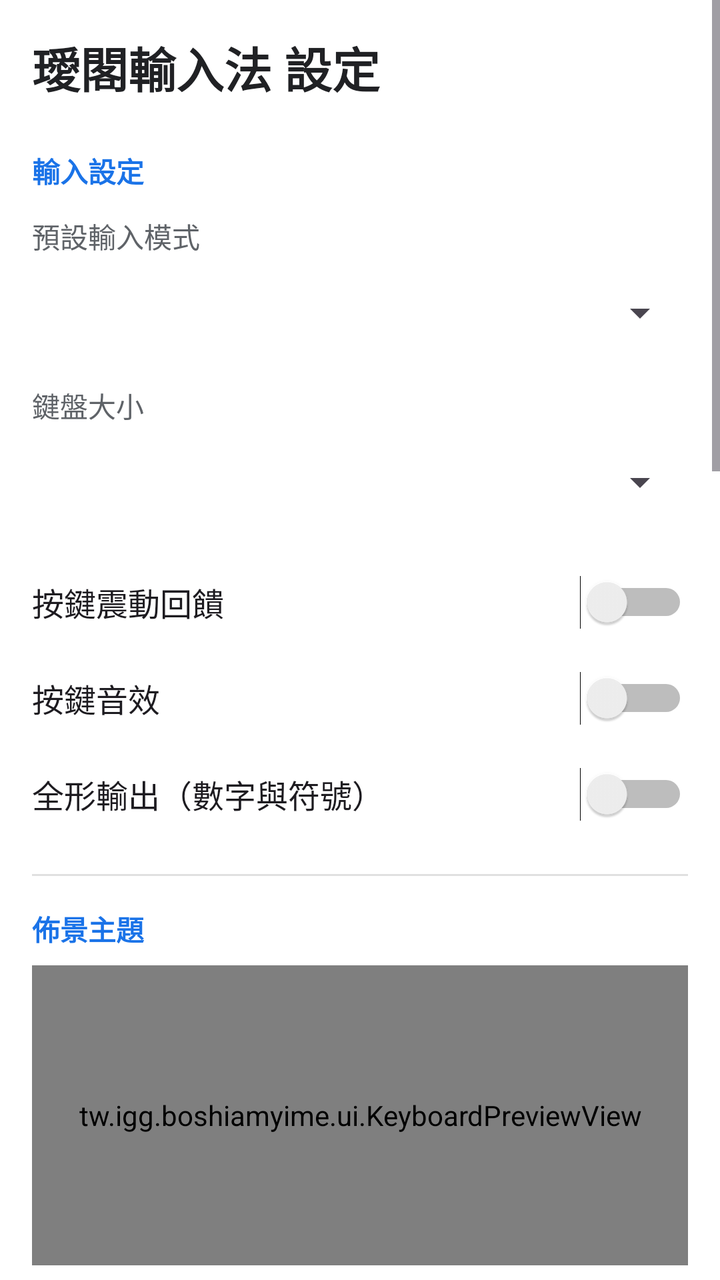
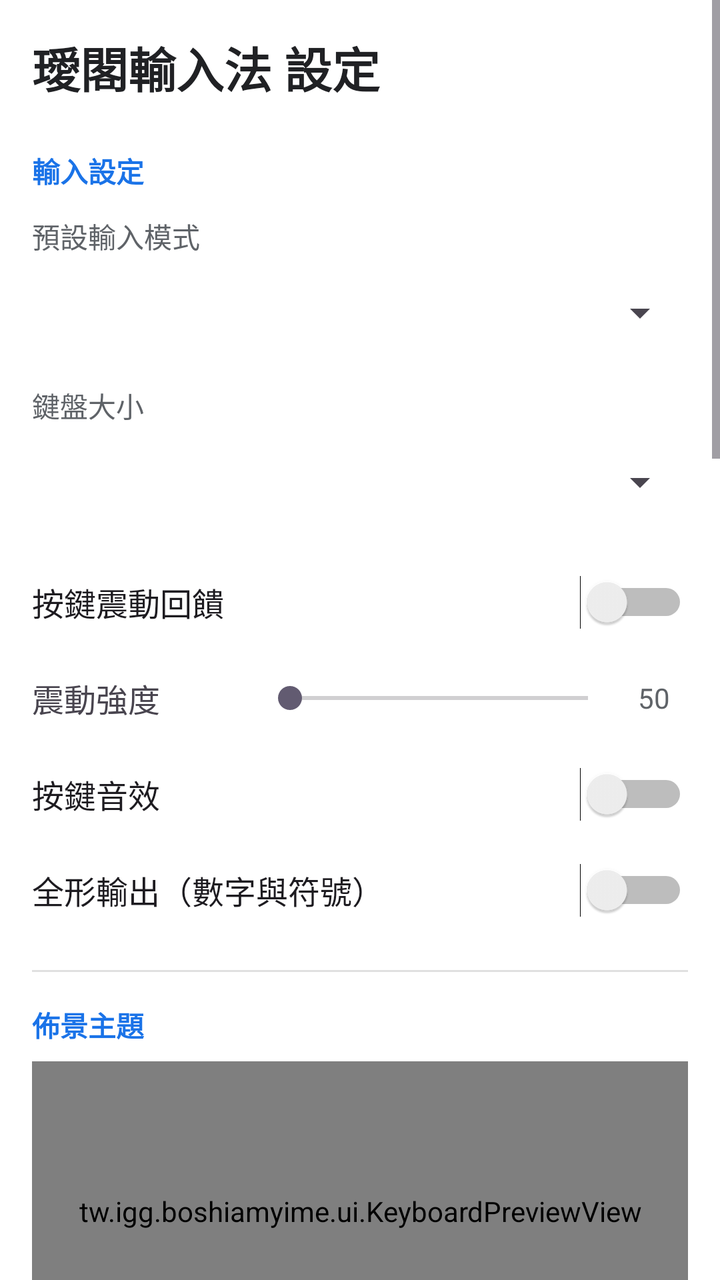

Two renders of the same Android screen: before a commit and after it. Below are the layout's source before the change and the commit's diff.
<!-- AndroidManifest.xml: activity theme Theme.BoshiamyIME -->
<!-- res/layout/activity_settings.xml -->
<?xml version="1.0" encoding="utf-8"?>
<ScrollView xmlns:android="http://schemas.android.com/apk/res/android"
    android:layout_width="match_parent"
    android:layout_height="match_parent"
    android:background="@android:color/white">

    <LinearLayout
        android:layout_width="match_parent"
        android:layout_height="wrap_content"
        android:orientation="vertical"
        android:padding="16dp">

        <TextView
            android:layout_width="wrap_content"
            android:layout_height="wrap_content"
            android:text="璦閣輸入法 設定"
            android:textSize="24sp"
            android:textStyle="bold"
            android:textColor="#202124"
            android:layout_marginBottom="24dp" />

        
        <TextView
            android:layout_width="wrap_content"
            android:layout_height="wrap_content"
            android:text="輸入設定"
            android:textSize="14sp"
            android:textColor="#1A73E8"
            android:textStyle="bold"
            android:layout_marginBottom="12dp" />

        <TextView
            android:layout_width="wrap_content"
            android:layout_height="wrap_content"
            android:text="預設輸入模式"
            android:textSize="14sp"
            android:textColor="#5F6368"
            android:layout_marginBottom="4dp" />

        <Spinner
            android:id="@+id/spinner_input_mode"
            android:layout_width="match_parent"
            android:layout_height="48dp"
            android:layout_marginBottom="12dp" />

        <TextView
            android:layout_width="wrap_content"
            android:layout_height="wrap_content"
            android:text="鍵盤大小"
            android:textSize="14sp"
            android:textColor="#5F6368"
            android:layout_marginBottom="4dp" />

        <Spinner
            android:id="@+id/spinner_keyboard_scale"
            android:layout_width="match_parent"
            android:layout_height="48dp"
            android:layout_marginBottom="12dp" />

        <Switch
            android:id="@+id/switch_vibrate"
            android:layout_width="match_parent"
            android:layout_height="48dp"
            android:text="按鍵震動回饋"
            android:textSize="16sp" />

        <Switch
            android:id="@+id/switch_sound"
            android:layout_width="match_parent"
            android:layout_height="48dp"
            android:text="按鍵音效"
            android:textSize="16sp" />

        <Switch
            android:id="@+id/switch_full_width"
            android:layout_width="match_parent"
            android:layout_height="48dp"
            android:text="全形輸出（數字與符號）"
            android:textSize="16sp"
            android:layout_marginBottom="16dp" />

        <View
            android:layout_width="match_parent"
            android:layout_height="1dp"
            android:background="#E0E0E0"
            android:layout_marginBottom="16dp" />

        
        <TextView
            android:layout_width="wrap_content"
            android:layout_height="wrap_content"
            android:text="佈景主題"
            android:textSize="14sp"
            android:textColor="#1A73E8"
            android:textStyle="bold"
            android:layout_marginBottom="8dp" />

        <tw.igg.boshiamyime.ui.KeyboardPreviewView
            android:id="@+id/preview_keyboard"
            android:layout_width="match_parent"
            android:layout_height="150dp"
            android:layout_marginBottom="12dp" />

        <TextView
            android:layout_width="wrap_content"
            android:layout_height="wrap_content"
            android:text="主題模式"
            android:textSize="14sp"
            android:textColor="#5F6368"
            android:layout_marginBottom="4dp" />

        <Spinner
            android:id="@+id/spinner_theme_mode"
            android:layout_width="match_parent"
            android:layout_height="48dp"
            android:layout_marginBottom="12dp" />

        <LinearLayout
            android:id="@+id/custom_theme_container"
            android:layout_width="match_parent"
            android:layout_height="wrap_content"
            android:orientation="vertical">

            <TextView
                android:layout_width="wrap_content"
                android:layout_height="wrap_content"
                android:text="鍵盤背景色"
                android:textSize="14sp"
                android:textColor="#5F6368" />

            <LinearLayout
                android:layout_width="match_parent"
                android:layout_height="48dp"
                android:orientation="horizontal"
                android:layout_marginBottom="8dp">

                <Button
                    android:id="@+id/btn_theme_bg"
                    android:layout_width="0dp"
                    android:layout_weight="1"
                    android:layout_height="match_parent"
                    android:text="色塊"
                    android:textSize="13sp" />

                <EditText
                    android:id="@+id/et_theme_bg"
                    android:layout_width="0dp"
                    android:layout_weight="1.4"
                    android:layout_height="match_parent"
                    android:layout_marginStart="8dp"
                    android:hint="#RRGGBB"
                    android:inputType="textCapCharacters"
                    android:maxLines="1"
                    android:digits="0123456789ABCDEFabcdef#"
                    android:gravity="center_horizontal"
                    android:textSize="14sp" />
            </LinearLayout>

            <TextView
                android:layout_width="wrap_content"
                android:layout_height="wrap_content"
                android:text="按鍵文字色"
                android:textSize="14sp"
                android:textColor="#5F6368" />

            <LinearLayout
                android:layout_width="match_parent"
                android:layout_height="48dp"
                android:orientation="horizontal"
                android:layout_marginBottom="8dp">

                <Button
                    android:id="@+id/btn_theme_text"
                    android:layout_width="0dp"
                    android:layout_weight="1"
                    android:layout_height="match_parent"
                    android:text="色塊"
                    android:textSize="13sp" />

                <EditText
                    android:id="@+id/et_theme_text"
                    android:layout_width="0dp"
                    android:layout_weight="1.4"
                    android:layout_height="match_parent"
                    android:layout_marginStart="8dp"
                    android:hint="#RRGGBB"
                    android:inputType="textCapCharacters"
                    android:maxLines="1"
                    android:digits="0123456789ABCDEFabcdef#"
                    android:gravity="center_horizontal"
                    android:textSize="14sp" />
            </LinearLayout>

            <TextView
                android:layout_width="wrap_content"
                android:layout_height="wrap_content"
                android:text="按鍵背景色"
                android:textSize="14sp"
                android:textColor="#5F6368" />

            <LinearLayout
                android:layout_width="match_parent"
                android:layout_height="48dp"
                android:orientation="horizontal"
                android:layout_marginBottom="8dp">

                <Button
                    android:id="@+id/btn_theme_keybg"
                    android:layout_width="0dp"
                    android:layout_weight="1"
                    android:layout_height="match_parent"
                    android:text="色塊"
                    android:textSize="13sp" />

                <EditText
                    android:id="@+id/et_theme_keybg"
                    android:layout_width="0dp"
                    android:layout_weight="1.4"
                    android:layout_height="match_parent"
                    android:layout_marginStart="8dp"
                    android:hint="#RRGGBB"
                    android:inputType="textCapCharacters"
                    android:maxLines="1"
                    android:digits="0123456789ABCDEFabcdef#"
                    android:gravity="center_horizontal"
                    android:textSize="14sp" />
            </LinearLayout>

            <TextView
                android:layout_width="wrap_content"
                android:layout_height="wrap_content"
                android:text="按鍵框線色"
                android:textSize="14sp"
                android:textColor="#5F6368" />

            <LinearLayout
                android:layout_width="match_parent"
                android:layout_height="48dp"
                android:orientation="horizontal"
                android:layout_marginBottom="8dp">

                <Button
                    android:id="@+id/btn_theme_border"
                    android:layout_width="0dp"
                    android:layout_weight="1"
                    android:layout_height="match_parent"
                    android:text="色塊"
                    android:textSize="13sp" />

                <EditText
                    android:id="@+id/et_theme_border"
                    android:layout_width="0dp"
                    android:layout_weight="1.4"
                    android:layout_height="match_parent"
                    android:layout_marginStart="8dp"
                    android:hint="#RRGGBB"
                    android:inputType="textCapCharacters"
                    android:maxLines="1"
                    android:digits="0123456789ABCDEFabcdef#"
                    android:gravity="center_horizontal"
                    android:textSize="14sp" />
            </LinearLayout>

            <Button
                android:id="@+id/btn_theme_reset"
                android:layout_width="match_parent"
                android:layout_height="48dp"
                android:text="恢復預設色彩"
                android:textSize="14sp"
                android:layout_marginBottom="16dp" />
        </LinearLayout>

        <View
            android:layout_width="match_parent"
            android:layout_height="1dp"
            android:background="#E0E0E0"
            android:layout_marginBottom="16dp" />

        
        <TextView
            android:layout_width="wrap_content"
            android:layout_height="wrap_content"
            android:text="碼表管理"
            android:textSize="14sp"
            android:textColor="#1A73E8"
            android:textStyle="bold"
            android:layout_marginBottom="8dp" />

        <LinearLayout
            android:layout_width="match_parent"
            android:layout_height="wrap_content"
            android:orientation="vertical"
            android:layout_marginBottom="8dp">

            <TextView
                android:id="@+id/tv_dict_version"
                android:layout_width="wrap_content"
                android:layout_height="wrap_content"
                android:text="目前版本：載入中..."
                android:textSize="14sp"
                android:textColor="#5F6368" />

            <TextView
                android:id="@+id/tv_dict_count"
                android:layout_width="wrap_content"
                android:layout_height="wrap_content"
                android:text="碼表筆數：--"
                android:textSize="14sp"
                android:textColor="#5F6368" />
        </LinearLayout>

        <Button
            android:id="@+id/btn_update_dict"
            android:layout_width="match_parent"
            android:layout_height="48dp"
            android:text="從 GitHub 下載最新碼表"
            android:textSize="14sp"
            android:layout_marginBottom="8dp" />

        <ProgressBar
            android:id="@+id/progress_update"
            style="?android:attr/progressBarStyleHorizontal"
            android:layout_width="match_parent"
            android:layout_height="wrap_content"
            android:visibility="gone"
            android:layout_marginBottom="8dp" />

        <TextView
            android:id="@+id/tv_update_status"
            android:layout_width="wrap_content"
            android:layout_height="wrap_content"
            android:text=""
            android:textSize="12sp"
            android:textColor="#5F6368"
            android:layout_marginBottom="16dp" />

        <View
            android:layout_width="match_parent"
            android:layout_height="1dp"
            android:background="#E0E0E0"
            android:layout_marginBottom="16dp" />

        
        <TextView
            android:layout_width="wrap_content"
            android:layout_height="wrap_content"
            android:text="資料管理"
            android:textSize="14sp"
            android:textColor="#1A73E8"
            android:textStyle="bold"
            android:layout_marginBottom="8dp" />

        <Button
            android:id="@+id/btn_clear_data"
            android:layout_width="match_parent"
            android:layout_height="48dp"
            android:text="清除學習資料（聯想詞）"
            android:textSize="14sp"
            android:layout_marginBottom="8dp" />

        <Button
            android:id="@+id/btn_export_settings"
            android:layout_width="match_parent"
            android:layout_height="48dp"
            android:text="匯出設定"
            android:textSize="14sp"
            android:layout_marginBottom="8dp" />

        <Button
            android:id="@+id/btn_import_settings"
            android:layout_width="match_parent"
            android:layout_height="48dp"
            android:text="匯入設定"
            android:textSize="14sp"
            android:layout_marginBottom="16dp" />

        <View
            android:layout_width="match_parent"
            android:layout_height="1dp"
            android:background="#E0E0E0"
            android:layout_marginBottom="16dp" />

        
        <TextView
            android:layout_width="wrap_content"
            android:layout_height="wrap_content"
            android:text="關於"
            android:textSize="14sp"
            android:textColor="#1A73E8"
            android:textStyle="bold"
            android:layout_marginBottom="8dp" />

        <TextView
            android:layout_width="wrap_content"
            android:layout_height="wrap_content"
            android:text="璦閣輸入法 v1.0.0&#10;自訂嘸蝦米輸入法 Android App&#10;&#10;© 2026 璦閣數位科技&#10;本專案以 GPL-3.0 授權釋出（Open Source）&#10;&#10;碼表來源：chinese-opendesktop/cin-tables&#10;（碼表授權請以原始來源為準）"
            android:textSize="13sp"
            android:textColor="#5F6368"
            android:lineSpacingExtra="4dp" />

    </LinearLayout>
</ScrollView>
<!-- resources referenced by this layout -->
<resources>
  <style name="Theme.BoshiamyIME" parent="Theme.Material3.DayNight.NoActionBar">
          <item name="colorPrimary">@color/primary</item>
          <item name="colorPrimaryContainer">@color/primary_container</item>
          <item name="colorOnPrimary">@color/on_primary</item>
          <item name="android:statusBarColor">@color/status_bar</item>
      </style>
  <color name="primary">#FF1A73E8</color>
  <color name="primary_container">#FFD3E3FD</color>
  <color name="on_primary">#FFFFFFFF</color>
  <color name="status_bar">#FF1557B0</color>
</resources>

<!-- the commit's change to res/layout/activity_settings.xml (unified diff, before → after) -->
@@ -63,6 +63,37 @@
             android:layout_height="48dp"
             android:text="按鍵震動回饋"
             android:textSize="16sp" />
+
+        <LinearLayout
+            android:id="@+id/vibrate_strength_row"
+            android:layout_width="match_parent"
+            android:layout_height="48dp"
+            android:orientation="horizontal"
+            android:gravity="center_vertical">
+
+            <TextView
+                android:layout_width="0dp"
+                android:layout_weight="1"
+                android:layout_height="wrap_content"
+                android:text="震動強度"
+                android:textSize="16sp" />
+
+            <SeekBar
+                android:id="@+id/seek_vibrate_strength"
+                android:layout_width="0dp"
+                android:layout_weight="1.6"
+                android:layout_height="wrap_content"
+                android:max="100" />
+
+            <TextView
+                android:id="@+id/tv_vibrate_strength"
+                android:layout_width="34dp"
+                android:layout_height="wrap_content"
+                android:text="50"
+                android:textSize="14sp"
+                android:textColor="#5F6368"
+                android:textAlignment="center" />
+        </LinearLayout>
 
         <Switch
             android:id="@+id/switch_sound"
@@ -393,7 +424,7 @@
         <TextView
             android:layout_width="wrap_content"
             android:layout_height="wrap_content"
-            android:text="璦閣輸入法 v1.0.0&#10;自訂嘸蝦米輸入法 Android App&#10;&#10;© 2026 璦閣數位科技&#10;本專案以 GPL-3.0 授權釋出（Open Source）&#10;&#10;碼表來源：chinese-opendesktop/cin-tables&#10;（碼表授權請以原始來源為準）"
+            android:text="璦閣輸入法 v1.0.1&#10;自訂嘸蝦米輸入法 Android App&#10;&#10;© 2026 璦閣數位科技&#10;本專案以 GPL-3.0 授權釋出（Open Source）&#10;&#10;碼表來源：chinese-opendesktop/cin-tables&#10;（碼表授權請以原始來源為準）"
             android:textSize="13sp"
             android:textColor="#5F6368"
             android:lineSpacingExtra="4dp" />
